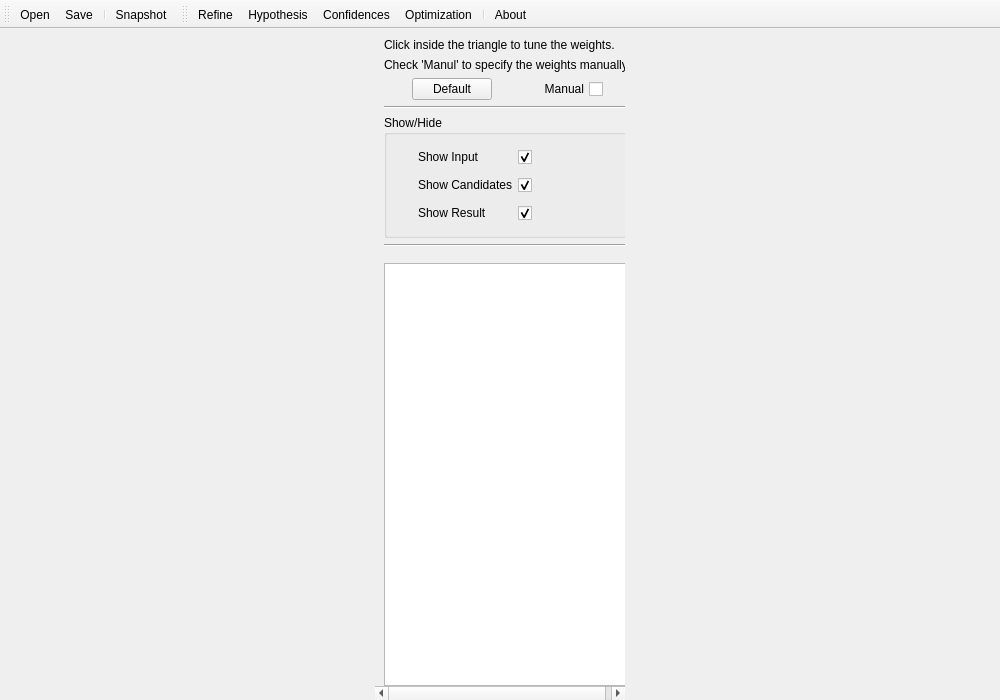
Old version of the form PolyFit/main_window.ui in the repository LiangliangNan/PolyFit.
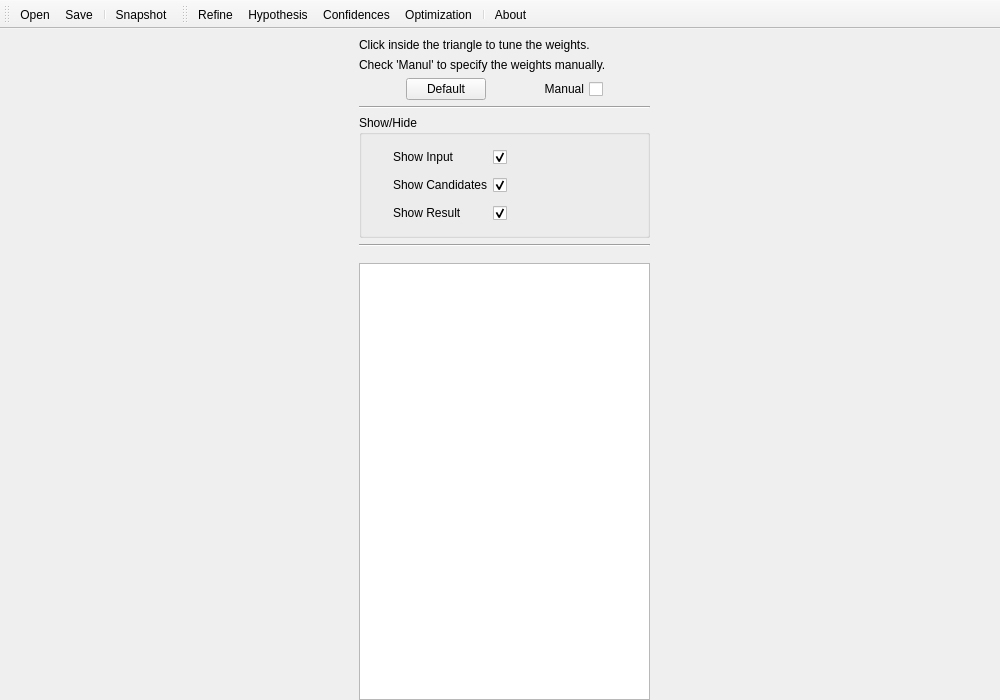
New version of the form. Icons and pictures are not drawn.

Commit message: Wider rendering panel

The edit to the form file:
```diff
--- a/PolyFit/main_window.ui
+++ b/PolyFit/main_window.ui
@@ -55,7 +55,7 @@
      <widget class="QScrollArea" name="scrollArea">
       <property name="maximumSize">
        <size>
-        <width>250</width>
+        <width>300</width>
         <height>16777215</height>
        </size>
       </property>
@@ -70,8 +70,8 @@
         <rect>
          <x>0</x>
          <y>0</y>
-         <width>250</width>
-         <height>645</height>
+         <width>300</width>
+         <height>650</height>
         </rect>
        </property>
        <layout class="QVBoxLayout" name="verticalLayout">
```
